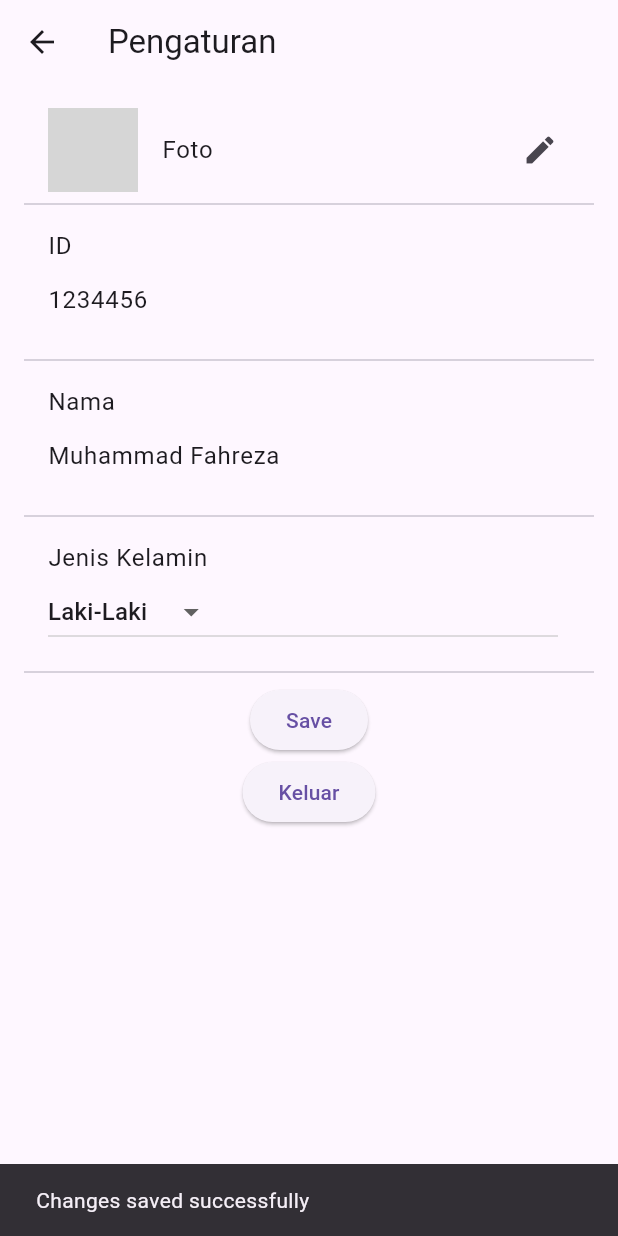
After one commit to RidhuanDEV/Vasa, a Flutter app: the AkunPage screen opened directly, after a tap on "Save", on a phone screen of 412 x 824 dp. The commit adds this screen. Run offline on Flutter 3.47's test engine with Material 3 defaults, Android fonts, the light colour scheme and no system bars; our stand-ins replace fl_chart, google_fonts, image_picker; grey boxes are pictures that could not be loaded.

Commit message:
updated v1.2.1

```diff
--- /dev/null
+++ b/lib/screens/akun.dart
@@ -0,0 +1,139 @@
+import 'package:flutter/material.dart';
+import 'package:image_picker/image_picker.dart';
+import 'dart:io';
+
+class AkunPage extends StatefulWidget {
+  const AkunPage({super.key});
+
+  @override
+  AkunPageState createState() => AkunPageState();
+}
+
+class AkunPageState extends State<AkunPage> {
+  TextEditingController idController = TextEditingController();
+  TextEditingController nameController = TextEditingController();
+  String gender = 'Laki-Laki';
+  String? imagePath;
+
+  final ImagePicker _picker = ImagePicker();
+
+  @override
+  void initState() {
+    super.initState();
+    // Initialize with default values or fetch from database/api
+    idController.text = '1234456';
+    nameController.text = 'Muhammad Fahreza';
+    imagePath = 'assets/avatar.png'; // Default image path
+  }
+
+  @override
+  void dispose() {
+    idController.dispose();
+    nameController.dispose();
+    super.dispose();
+  }
+
+  Future<void> _pickImage() async {
+    try {
+      final pickedFile = await _picker.pickImage(source: ImageSource.gallery);
+
+      if (pickedFile != null) {
+        setState(() {
+          imagePath = pickedFile.path;
+        });
+      }
+    } catch (e) {
+      print('Error picking image: $e');
+    }
+  }
+
+  void _saveChanges() {
+    String id = idController.text;
+    String name = nameController.text;
+
+    // Print the updated values to the console
+    print('Saved ID: $id');
+    print('Saved Name: $name');
+    print('Saved Gender: $gender');
+    print('Saved Image Path: $imagePath');
+
+    // Show a confirmation message
+    ScaffoldMessenger.of(context).showSnackBar(
+      const SnackBar(content: Text('Changes saved successfully')),
+    );
+  }
+
+  @override
+  Widget build(BuildContext context) {
+    return Scaffold(
+      appBar: AppBar(
+        title: const Text('Pengaturan'),
+      ),
+      body: Padding(
+        padding: const EdgeInsets.all(16.0),
+        child: Column(
+          children: [
+            ListTile(
+              leading: CircleAvatar(
+                backgroundImage: imagePath != null
+                    ? FileImage(File(imagePath!))
+                    : const AssetImage('assets/avatar.png') as ImageProvider,
+                radius: 30,
+              ),
+              title: const Text('Foto'),
+              trailing: const Icon(Icons.edit),
+              onTap: _pickImage,
+            ),
+            const Divider(),
+            ListTile(
+              title: const Text('ID'),
+              subtitle: TextField(
+                controller: idController,
+                keyboardType: TextInputType.number,
+                decoration: const InputDecoration(border: InputBorder.none),
+              ),
+            ),
+            const Divider(),
+            ListTile(
+              title: const Text('Nama'),
+              subtitle: TextField(
+                controller: nameController,
+                decoration: const InputDecoration(border: InputBorder.none),
+              ),
+            ),
+            const Divider(),
+            ListTile(
+              title: const Text('Jenis Kelamin'),
+              subtitle: DropdownButton<String>(
+                value: gender,
+                onChanged: (String? newValue) {
+                  setState(() {
+                    gender = newValue!;
+                  });
+                },
+                items: <String>['Laki-Laki', 'Perempuan']
+                    .map<DropdownMenuItem<String>>((String value) {
+                  return DropdownMenuItem<String>(
+                    value: value,
+                    child: Text(value),
+                  );
+                }).toList(),
+              ),
+            ),
+            const Divider(),
+            ElevatedButton(
+              onPressed: _saveChanges,
+              child: const Text('Save'),
+            ),
+            ElevatedButton(
+              onPressed: () {
+                // Logic to log out
+              },
+              child: const Text('Keluar'),
+            ),
+          ],
+        ),
+      ),
+    );
+  }
+}
--- a/pubspec.yaml
+++ b/pubspec.yaml
@@ -39,6 +39,7 @@ dependencies:
   flutter_calendar_carousel: ^2.4.3
   fl_chart: ^0.68.0
   assets: ^0.0.1
+  image_picker: ^1.1.2
 
 dev_dependencies:
   flutter_test:
```
Also changed, not shown: lib/main.dart (+9 -2 lines), lib/screens/pengaturan.dart (added, +99 -0 lines), lib/screens/profile.dart (+11 -2 lines), lib/screens/transaksi.dart (line endings or trailing spaces), pubspec.lock, 7 other files.
